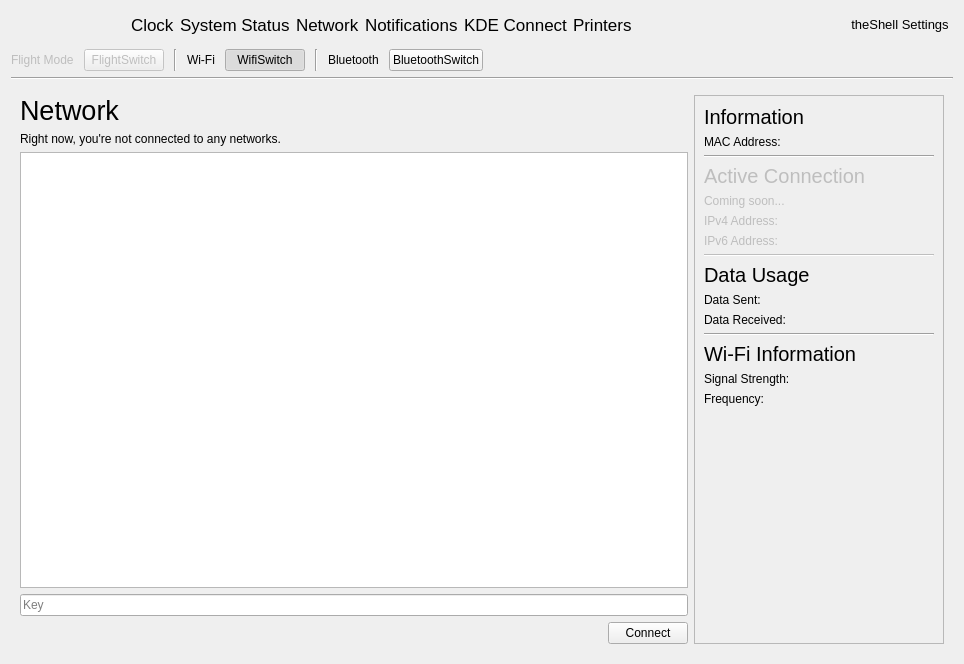
Above: infopanedropdown.ui from vicr123/theshell before the change. Below: the same form after it.
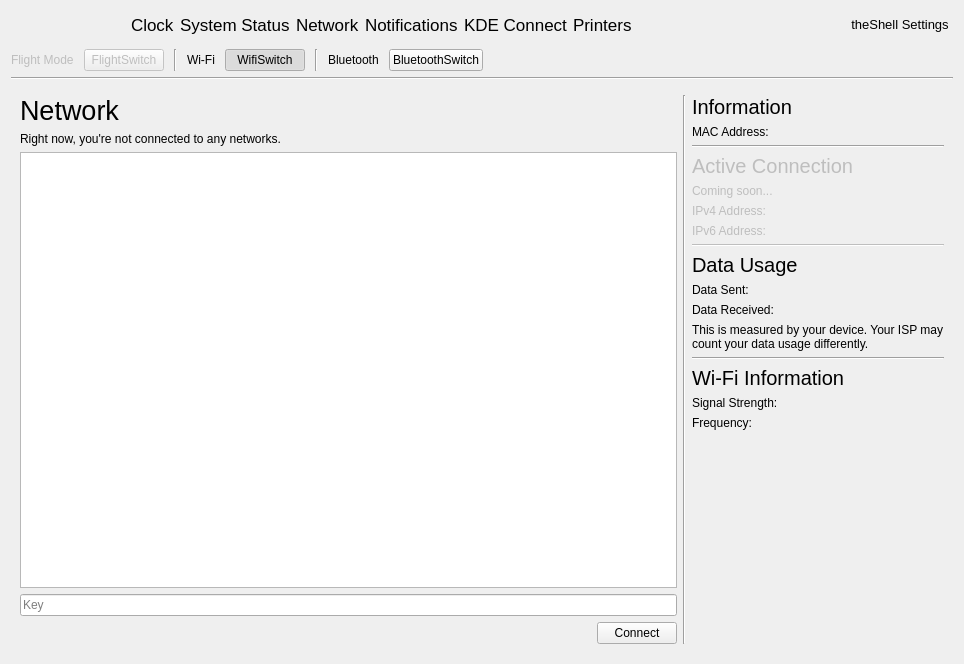
That is the form after the change. Icons and pictures are not drawn. Custom widgets are drawn as their Qt base class.

```diff
--- a/infopanedropdown.ui
+++ b/infopanedropdown.ui
@@ -730,6 +730,13 @@
          </item>
         </layout>
        </item>
+       <item>
+        <widget class="Line" name="line_9">
+         <property name="orientation">
+          <enum>Qt::Vertical</enum>
+         </property>
+        </widget>
+       </item>
        <item>
         <widget class="QFrame" name="networkInfoFrame">
          <property name="sizePolicy">
@@ -745,12 +752,24 @@
           </size>
          </property>
          <property name="frameShape">
-          <enum>QFrame::StyledPanel</enum>
+          <enum>QFrame::NoFrame</enum>
          </property>
          <property name="frameShadow">
           <enum>QFrame::Raised</enum>
          </property>
          <layout class="QVBoxLayout" name="verticalLayout_2">
+          <property name="leftMargin">
+           <number>0</number>
+          </property>
+          <property name="topMargin">
+           <number>0</number>
+          </property>
+          <property name="rightMargin">
+           <number>0</number>
+          </property>
+          <property name="bottomMargin">
+           <number>0</number>
+          </property>
           <item>
            <widget class="QLabel" name="label_10">
             <property name="font">
@@ -870,6 +889,16 @@
             </property>
            </widget>
           </item>
+          <item>
+           <widget class="QLabel" name="label_47">
+            <property name="text">
+             <string>This is measured by your device. Your ISP may count your data usage differently.</string>
+            </property>
+            <property name="wordWrap">
+             <bool>true</bool>
+            </property>
+           </widget>
+          </item>
           <item>
            <widget class="Line" name="line_8">
             <property name="orientation">
```
